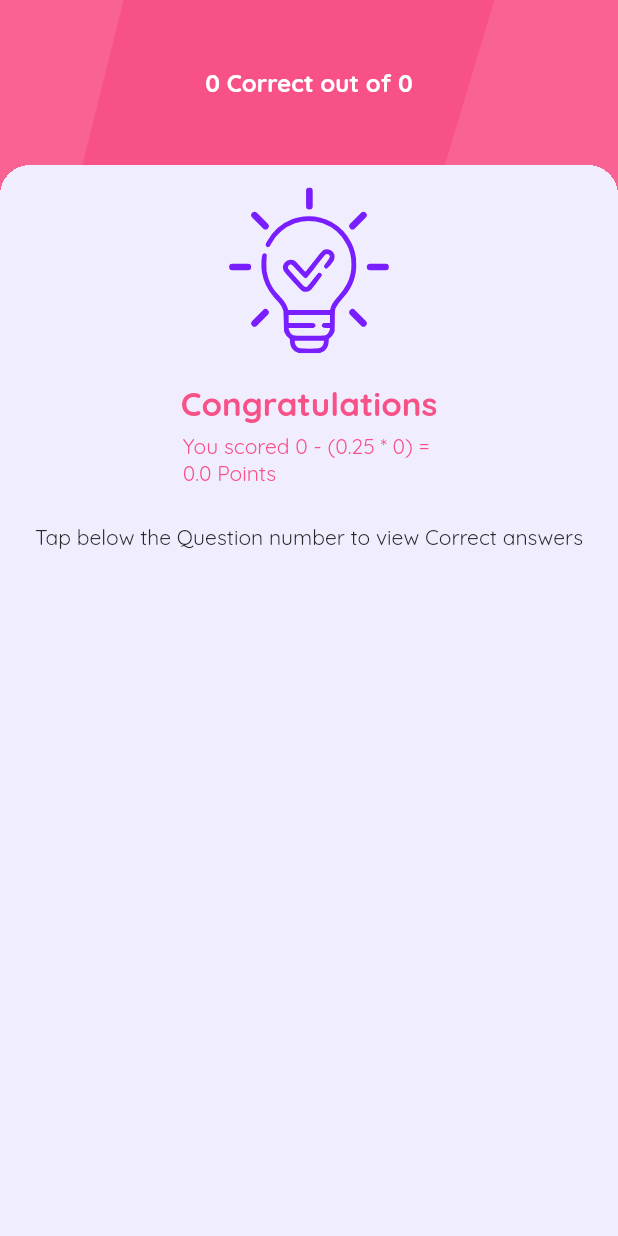
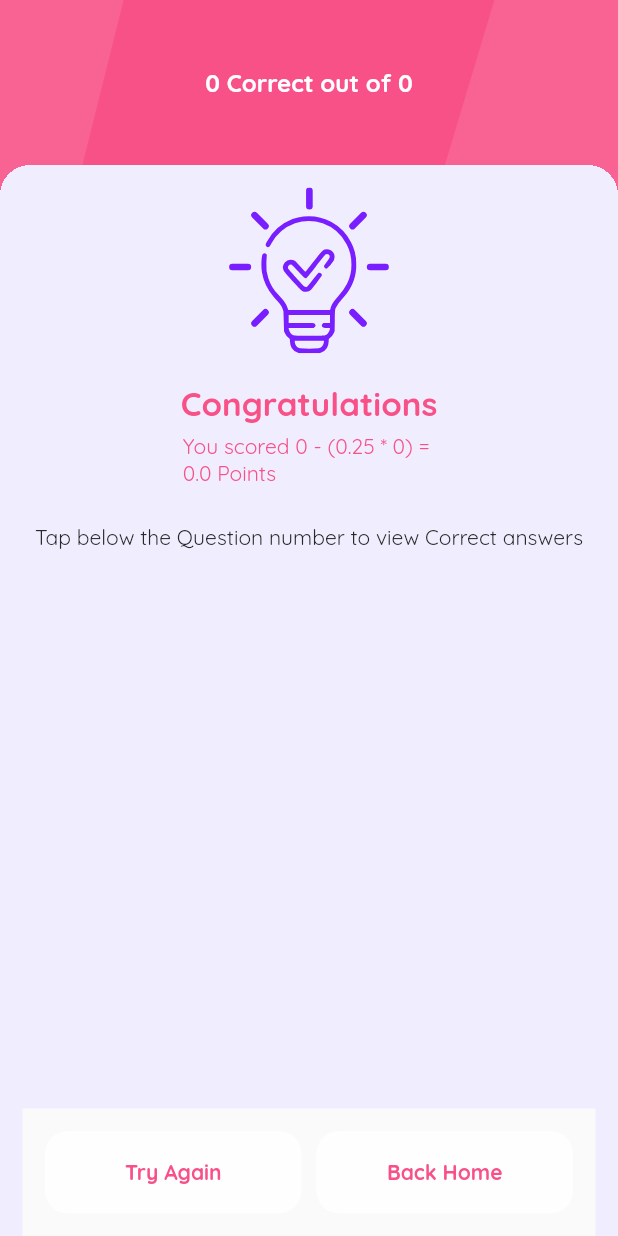
Before and after one commit to asterglow/app-quiz, a Flutter app: the ResultsScreen screen opened by its route, on a phone screen of 412 x 824 dp. Run offline on Flutter 3.47's test engine with Material 2 defaults, Android fonts, the light colour scheme and no system bars; our stand-ins replace cached_network_image, cloud_firestore, firebase_auth, firebase_core, firebase_storage, flutter_svg and 6 more; missing offline and left inert: easy_separator; accounts and stored records are empty; project files that could hold a hidden picture were left out.

Commit message:
Review and Save Results -review color format and try again

```diff
--- a/lib/controllers/questions_controller/question_paper_controller.dart
+++ b/lib/controllers/questions_controller/question_paper_controller.dart
@@ -67,7 +67,11 @@ class QuestionPaperController extends GetxController {
       if (tryAgain) {
         // print("tryAgain-true, already logged in");
         Get.back();
-       // Get.offNamed(page);
+        Get.toNamed(
+          QuizScreen.routeName,
+          arguments: paper,
+          preventDuplicates: false,
+        );
       } else {
         // print("tryAgain-false, already logged in");
         Get.toNamed(QuizScreen.routeName, arguments: paper);
--- a/lib/screens/login/login_screen.dart
+++ b/lib/screens/login/login_screen.dart
@@ -39,7 +39,7 @@ class LoginScreen extends GetView<AuthController> {
                 ),
               ),
             ),
-            MainButton(
+            AppMainButton(
               onTap: () {
                 // print("Main Button in Login Screen pressed");
                 controller.signInGoogle();
--- a/lib/screens/quiz/quiz_screen.dart
+++ b/lib/screens/quiz/quiz_screen.dart
@@ -123,7 +123,7 @@ class QuizScreen extends GetView<QuizController> {
                           child: SizedBox(
                             width: 55,
                             height: 55,
-                            child: MainButton(
+                            child: AppMainButton(
                               onTap: () {
                                 controller.previousQuestion();
                               },
@@ -140,7 +140,7 @@ class QuizScreen extends GetView<QuizController> {
                           child: Visibility(
                             visible: controller.loadingStatus.value ==
                                 LoadingStatus.completed,
-                            child: MainButton(
+                            child: AppMainButton(
                               onTap: () {
                                 controller.isLastQuestion
                                     ? Get.toNamed(AttemptsScreen.routeName)
--- a/lib/screens/score/attempts_screen.dart
+++ b/lib/screens/score/attempts_screen.dart
@@ -76,7 +76,7 @@ class AttemptsScreen extends GetView<QuizController> {
                       color: Theme.of(context).scaffoldBackgroundColor,
                       child: Padding(
                         padding: UIParameters.screenPadding,
-                        child: MainButton(
+                        child: AppMainButton(
                           onTap: () {
                             controller.completeTest();
                           },
--- a/lib/screens/score/results_screen.dart
+++ b/lib/screens/score/results_screen.dart
@@ -1,10 +1,12 @@
 import 'package:app_flutter_quiz/configs/themes/textstyles.dart';
+import 'package:app_flutter_quiz/configs/themes/ui_parameters.dart';
 import 'package:app_flutter_quiz/controllers/questions_controller/extension_quiz_controller.dart';
 import 'package:app_flutter_quiz/controllers/questions_controller/quiz_controller.dart';
 import 'package:app_flutter_quiz/screens/score/attempts_card.dart';
 import 'package:app_flutter_quiz/screens/score/check_answer_screen.dart';
 import 'package:app_flutter_quiz/widgets/common/app_appbar.dart';
 import 'package:app_flutter_quiz/widgets/common/background_decoration.dart';
+import 'package:app_flutter_quiz/widgets/common/main_button.dart';
 import 'package:app_flutter_quiz/widgets/content_area.dart';
 import 'package:app_flutter_quiz/widgets/quiz/answer_card.dart';
 import 'package:flutter/material.dart';
@@ -22,6 +24,7 @@ class ResultsScreen extends GetView<QuizController> {
     Color _textColor =
         Get.isDarkMode ? Colors.white : Theme.of(context).primaryColor;
     return Scaffold(
+      extendBodyBehindAppBar: true,
       body: AppBackgroundDecoration(
         child: Column(
           children: [
@@ -64,7 +67,7 @@ class ResultsScreen extends GetView<QuizController> {
                         shrinkWrap: true,
                         physics: const BouncingScrollPhysics(),
                         gridDelegate: SliverGridDelegateWithFixedCrossAxisCount(
-                            crossAxisCount: ((Get.width * 0.75)/50).floor(),
+                            crossAxisCount: ((Get.width * 0.75) / 50).floor(),
                             childAspectRatio: 1,
                             crossAxisSpacing: 8,
                             mainAxisSpacing: 8),
@@ -74,6 +77,7 @@ class ResultsScreen extends GetView<QuizController> {
                           AnswerStatus _status = AnswerStatus.notanswered;
                           final _selectedAnswer = _question.selectedAnswer;
                           final _correctAnswer = _question.correctAnswer;
+
                           if (_selectedAnswer == _correctAnswer) {
                             _status = AnswerStatus.correct;
                           } else if (_selectedAnswer == null) {
@@ -81,7 +85,7 @@ class ResultsScreen extends GetView<QuizController> {
                           } else {
                             _status = AnswerStatus.wrong;
                           }
-                        return AttemptsCard(
+                          return AttemptsCard(
                             index: index,
                             status: _status,
                             onTap: () {
@@ -95,6 +99,35 @@ class ResultsScreen extends GetView<QuizController> {
                         },
                       ),
                     ),
+                    ColoredBox(
+                      color: Theme.of(context).scaffoldBackgroundColor,
+                      child: Padding(
+                        padding: UIParameters.screenPadding,
+                        child: Row(
+                          children: [
+                            Expanded(
+                              child: AppMainButton(
+                                onTap: () {
+                                  controller.tryAgain();
+                                },
+                                color: Theme.of(context).cardColor,
+                                title: 'Try Again',
+                              ),
+                            ),
+                            const SizedBox(width: 10),
+                            Expanded(
+                              child: AppMainButton(
+                                onTap: () {
+                                  controller.saveTestResult();
+                                },
+                                color: Theme.of(context).cardColor,
+                                title: 'Back Home',
+                              ),
+                            ),
+                          ],
+                        ),
+                      ),
+                    ),
                   ],
                 ),
               ),
--- a/lib/widgets/common/main_button.dart
+++ b/lib/widgets/common/main_button.dart
@@ -2,8 +2,8 @@ import 'package:app_flutter_quiz/configs/themes/app_colors.dart';
 import 'package:flutter/material.dart';
 import 'package:get/get.dart';
 
-class MainButton extends StatelessWidget {
-  const MainButton({
+class AppMainButton extends StatelessWidget {
+  const AppMainButton({
     super.key,
     this.title = '',
     required this.onTap,
```
Also changed, not shown: lib/controllers/questions_controller/extension_quiz_controller.dart (+30 -6 lines), lib/controllers/questions_controller/quiz_controller.dart (+17 -1 lines), lib/screens/score/check_answer_screen.dart (+9 -5 lines), lib/widgets/quiz/answer_card.dart (+52 -0 lines).
